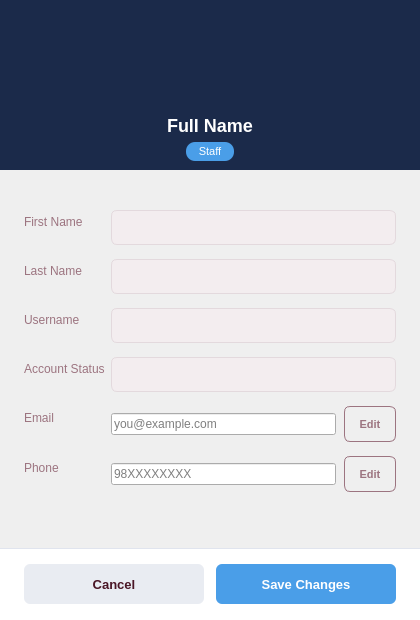
Qt form ui/frontprofile.ui (kriitikat/Sajilo-Bazarr) before a commit.
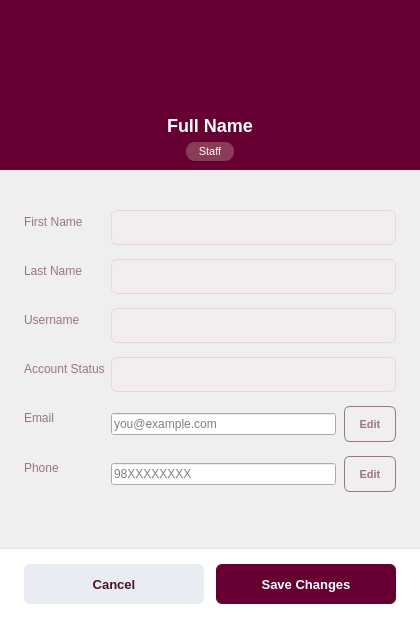
The same form after that commit.

Commit message: Fixed theme colour of staff and frontdesk page

The edit to the form file:
```diff
--- a/ui/frontprofile.ui
+++ b/ui/frontprofile.ui
@@ -65,7 +65,7 @@
      <property name="styleSheet">
       <string>
 QFrame#headerFrame {
-background-color: #1B2A4A;
+background-color: #660033;
 }
       </string>
      </property>
@@ -128,7 +128,7 @@
         <property name="styleSheet">
          <string>
 QLabel {
-background-color: #4A9EE8;
+background-color: #8a3b57;
 color: white;
 border-radius: 9px;
 padding: 3px 12px;
@@ -626,7 +626,7 @@
         <property name="styleSheet">
          <string>
 QPushButton {
-background-color: #4A9EE8;
+background-color: #660033;
 color: white;
 border: none;
 border-radius: 6px;
@@ -635,7 +635,11 @@
 }
 
 QPushButton:hover {
-background-color: #185FA5;
+background-color: #4d0026;
+}
+
+QPushButton:pressed {
+background-color: #38001b;
 }
          </string>
         </property>
```
The commit also changes 2 other files.
